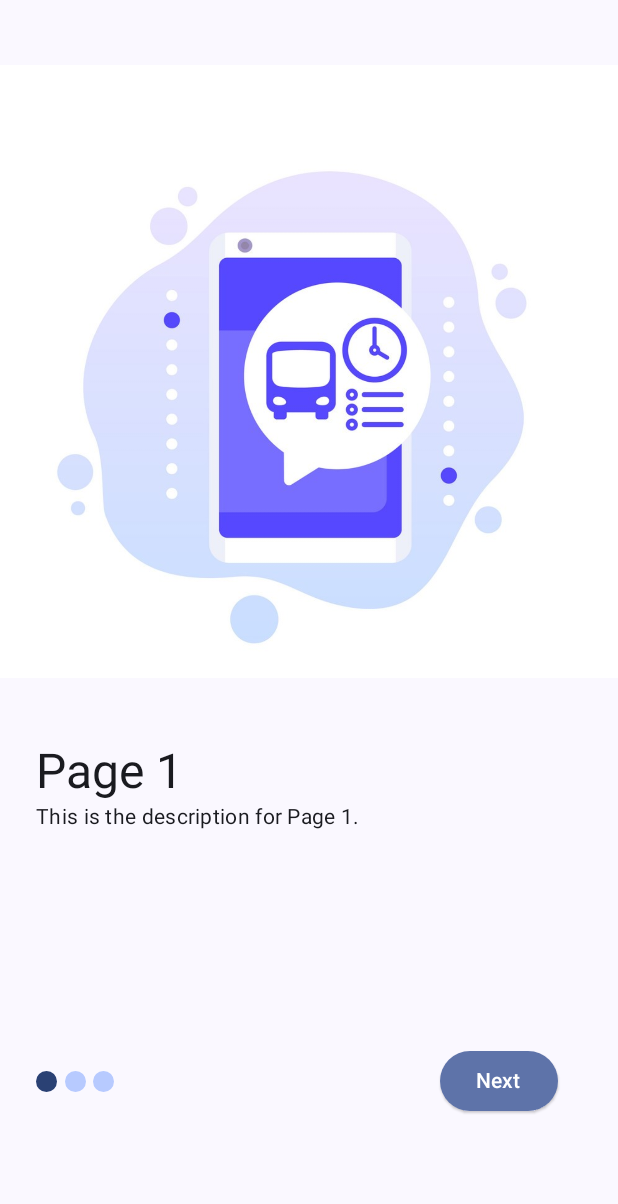
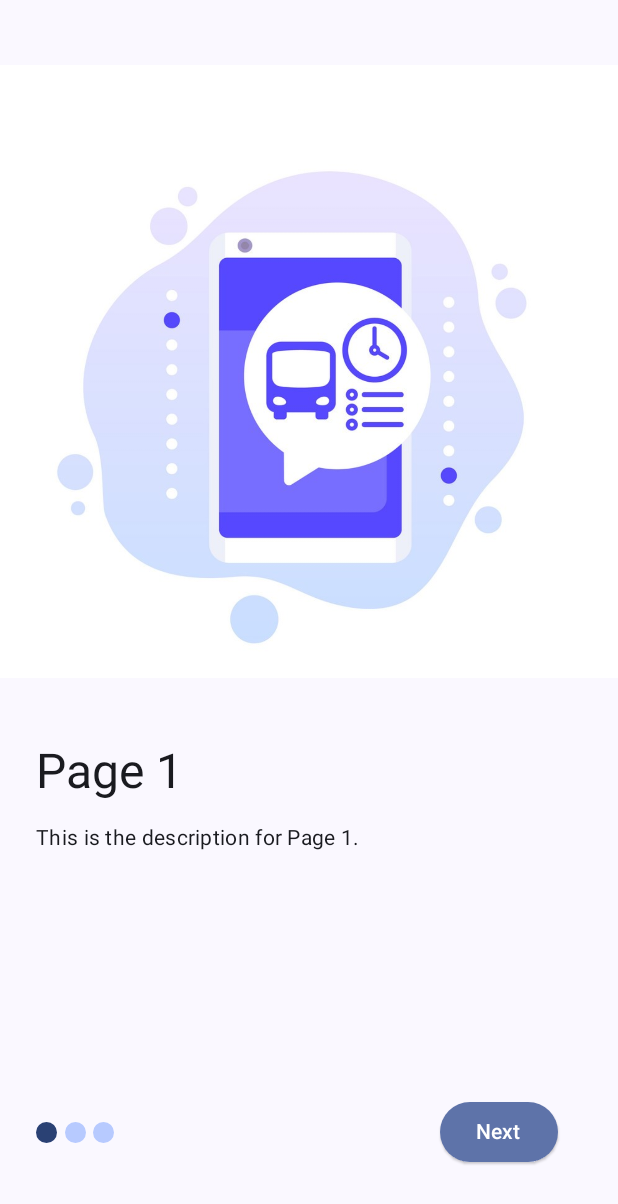
Before and after one commit to mikezerb/AthenaBus, an Android app built with Jetpack Compose: the screen it shows after launch (MainActivity), on a phone screen of 412 x 824 dp. Shown: the top 1204 px of the screen. Run offline under Robolectric (Android 15) with nearby library versions, the phone set to English and light mode, and no system bars; our stand-ins replace Dagger/Hilt's generated code, Room's generated code.

Commit message:
small changes

```diff
--- a/app/src/main/java/com/example/athenabus/presentation/onboarding/OnBoardingScreen.kt
+++ b/app/src/main/java/com/example/athenabus/presentation/onboarding/OnBoardingScreen.kt
@@ -101,25 +101,6 @@ fun OnBoardingScreen(
                     )
             }
         }
-        Spacer(modifier = Modifier.weight(0.5f))
+        Spacer(modifier = Modifier.weight(0.2f))
     }
 }
-
-//@Composable
-//fun getButtonTexts(currentPage: Int): Pair<String, String> {
-//    val nextPageText = when (currentPage) {
-//        0 -> "" // You can provide an empty string or a default value here
-//        1 -> stringResource(id = R.string.back_btn)
-//        2 -> stringResource(id = R.string.back_btn)
-//        else -> ""
-//    }
-//
-//    val startText = when (currentPage) {
-//        0 -> stringResource(id = R.string.next_btn)
-//        1 -> stringResource(id = R.string.next_btn)
-//        2 -> stringResource(id = R.string.start_btn)
-//        else -> ""
-//    }
-//
-//    return Pair(nextPageText, startText)
-//}
--- a/app/src/main/java/com/example/athenabus/presentation/onboarding/components/OnBoardingPage.kt
+++ b/app/src/main/java/com/example/athenabus/presentation/onboarding/components/OnBoardingPage.kt
@@ -15,6 +15,7 @@ import androidx.compose.ui.Modifier
 import androidx.compose.ui.layout.ContentScale
 import androidx.compose.ui.res.painterResource
 import androidx.compose.ui.tooling.preview.Preview
+import androidx.compose.ui.unit.dp
 import com.example.athenabus.data.local.PageData
 import com.example.athenabus.presentation.Dimens.MediumPadding1
 import com.example.athenabus.presentation.onboarding.Page
@@ -39,7 +40,7 @@ fun OnBoardingPage(
         Spacer(modifier = Modifier.width(MediumPadding1))
         Text(
             text = page.title,
-            modifier = Modifier.padding(horizontal = MediumPadding1),
+            modifier = Modifier.padding(horizontal = MediumPadding1).padding(bottom = 14.dp),
             style = MaterialTheme.typography.headlineLarge
         )
         Text(
--- a/app/src/main/res/values/themes.xml
+++ b/app/src/main/res/values/themes.xml
@@ -1,8 +1,5 @@
 <?xml version="1.0" encoding="utf-8"?>
 <resources>
 
-    <style name="Theme.AthenaBus" parent="android:Theme.Material.Light.NoActionBar" >
-        <item name="android:windowTranslucentStatus">true</item>
-        <item name="android:windowTranslucentNavigation">true</item>
-    </style>
+    <style name="Theme.AthenaBus" parent="android:Theme.Material.Light.NoActionBar" />
 </resources>
```
